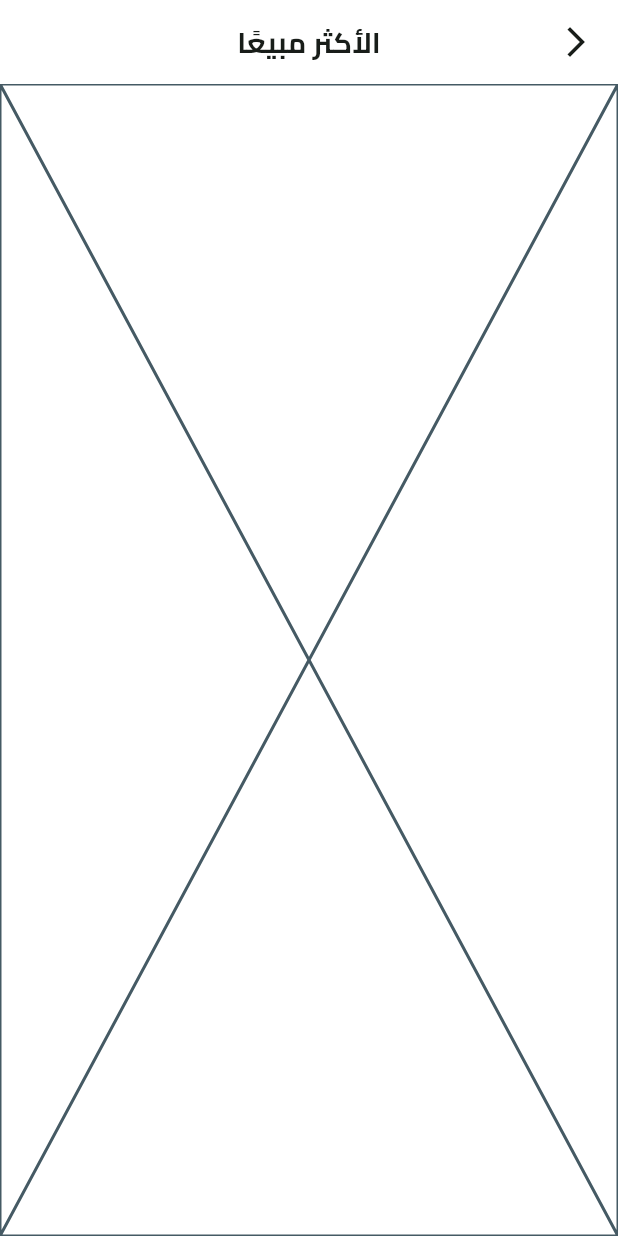
After one commit to ibrahimsiam25/e_commerce, a Flutter app: the BestSellingView screen opened by its route, on a phone screen of 412 x 824 dp. The commit adds this screen. Run offline on Flutter 3.47's test engine with Material 3 defaults, Android fonts, the light colour scheme and no system bars; our stand-ins replace cloud_firestore, dartz, dots_indicator, firebase_auth, firebase_core, flutter_bloc and 7 more; missing offline and left inert: flutter_facebook_auth, svg_flutter; accounts and stored records are empty.

Commit message:
Add User Data Handling and Best Selling View
- Introduced a new constant `kUserData` in `constants.dart` for storing user data.
- Created a `getUser` function in `get_user.dart` to retrieve user data from shared preferences.
- Added `isLoggedIn` method to `FirebaseAuthService` to check if a user is logged in.
- Extended `shared_preferences_singleton.dart` with `setString` and `getString` methods for handling user data.
- Updated `app_router.dart` to include a new route for the Best Selling View.
- Added `fromEntity` factory constructor to `UserModel` for converting `UserEntity` to `UserModel`.
- Implemented `saveUserData` method in `AuthRepoImpl` to save user data to shared preferences.
- Updated `AuthRepo` interface to include the `saveUserData` method.
- Modified `SigninViewBodyBlocConsumer` to navigate to the home view on successful sign-in.
- Created `BestSellingView` and its body widget for displaying best-selling items.
- Updated `CustomHomeAppBar` to display the logged-in user's name.
- Modified `SplashViewBody` to redirect to the home view if the user is logged in, otherwise to the sign-in view.

```diff
--- a/lib/constants.dart
+++ b/lib/constants.dart
@@ -1,3 +1,4 @@
 const kHorizintalPadding = 16.0;
 const kTopPadding = 16.0;
 const kIsOnBoardingViewSeen = 'isOnBoardingViewSeen';
+const kUserData ='userData';
--- a/lib/core/services/firebase_auth_Service.dart
+++ b/lib/core/services/firebase_auth_Service.dart
@@ -174,4 +174,8 @@ class FirebaseAuthService {
     return (await FirebaseAuth.instance.signInWithCredential(oauthCredential))
         .user!;
   }
+
+    bool isLoggedIn() {
+    return FirebaseAuth.instance.currentUser != null;
+  }
 }
--- a/lib/core/utils/app_router.dart
+++ b/lib/core/utils/app_router.dart
@@ -5,6 +5,7 @@ import '../../features/auth/presentation/views/signin_view.dart';
 import '../../features/auth/presentation/views/signup_view.dart';
 import '../../features/splash/presentation/views/splash_view.dart';
 import '../../features/on_boarding/presentation/views/on_boarding_view.dart';
+import 'package:e_commerce/features/best_selling_fruits/presentation/views/best_selling_view.dart';
 
 
 abstract class AppRouter {
@@ -13,6 +14,7 @@ abstract class AppRouter {
   static const String kSigninView = '/signinView';
   static const String kSignupView = '/signupView';
   static const String kHomeView = '/home';
+  static const String kBestSellingView = '/bestSellingView';
 
   static final router = GoRouter(
     routes: [
@@ -36,9 +38,11 @@ abstract class AppRouter {
         path: kHomeView,
         builder: (context, state) => const HomeView(),
       ),
+            GoRoute(
+        path: kBestSellingView,
+        builder: (context, state) => const BestSellingView(),
+      ),
     ],
-    errorBuilder: (context, state) => const Scaffold(
-      body: Center(child: Text('Page not found')),
-    ),
+
   );
 }
--- a/lib/features/auth/domain/repos/auth_repo.dart
+++ b/lib/features/auth/domain/repos/auth_repo.dart
@@ -7,7 +7,7 @@ import 'package:e_commerce/core/errors/failures.dart';
 abstract class AuthRepo {
   Future<Either<Failure, UserEntity>> createUserWithEmailAndPassword(
       String email, String password, String name);
-
+ Future saveUserData({required UserEntity user});
   Future<Either<Failure, UserEntity>> signinWithEmailAndPassword(
       String email, String password);
 
--- a/lib/features/auth/presentation/views/widgets/signin/signin_view_body_bloc_consumer.dart
+++ b/lib/features/auth/presentation/views/widgets/signin/signin_view_body_bloc_consumer.dart
@@ -20,7 +20,7 @@ class SigninViewBodyBlocConsumer extends StatelessWidget {
     return BlocConsumer<SigninCubit, SigninState>(
       listener: (context, state) {
         if (state is SigninSuccess) {
-             GoRouter.of(context).push(AppRouter.kHomeView);
+             GoRouter.of(context).go(AppRouter.kHomeView);
         }
 
         if (state is SigninFailure) {
--- /dev/null
+++ b/lib/features/best_selling_fruits/presentation/views/best_selling_view.dart
@@ -0,0 +1,15 @@
+import 'package:flutter/material.dart';
+import 'widgets/best_selling_view_body.dart';
+import '../../../../core/widgets/custom_app_bar.dart';
+
+class BestSellingView extends StatelessWidget {
+  const BestSellingView({super.key});
+  static const routeName = 'best_selling_view';
+  @override
+  Widget build(BuildContext context) {
+    return Scaffold(
+      appBar: buildAppBar(context, title: 'الأكثر مبيعًا'),
+      body: const BestSellingViewBody(),
+    );
+  }
+}
--- /dev/null
+++ b/lib/features/best_selling_fruits/presentation/views/widgets/best_selling_view_body.dart
@@ -0,0 +1,10 @@
+import 'package:flutter/material.dart';
+
+class BestSellingViewBody extends StatelessWidget {
+  const BestSellingViewBody({super.key});
+
+  @override
+  Widget build(BuildContext context) {
+    return const Placeholder();
+  }
+}
--- a/lib/features/home/presentation/views/widgets/custom_home_app_bar.dart
+++ b/lib/features/home/presentation/views/widgets/custom_home_app_bar.dart
@@ -3,6 +3,7 @@ import 'package:flutter/material.dart';
 import 'package:e_commerce/core/utils/app_colors.dart';
 import 'package:e_commerce/core/utils/app_images.dart';
 import '../../../../../core/utils/app_text_styles.dart';
+import 'package:e_commerce/core/helper_functions/get_user.dart';
 
 class CustomHomeAppBar extends StatelessWidget {
   const CustomHomeAppBar({super.key});
@@ -21,7 +22,7 @@ class CustomHomeAppBar extends StatelessWidget {
       leading: Image.asset(Assets.imagesProfile),
       title: Text("صباح الخير !..",
           style: TextStyles.regular16.copyWith(color: AppColors.greyColor)),
-      subtitle: Text("أحمد محمد",
+      subtitle: Text(getUser().name,
           style: TextStyles.bold16.copyWith(color: AppColors.blackColor)),
     );
   }
```
Also changed, not shown: lib/core/helper_functions/get_user.dart (added, +13 -0 lines), lib/core/services/shared_preferences_singleton.dart (+8 -0 lines), lib/features/auth/data/models/user_model.dart (+7 -1 lines), lib/features/auth/data/repos/auth_repo_impl.dart (+13 -0 lines), lib/features/splash/presentation/views/widgets/splash_view_body.dart (+9 -2 lines).
